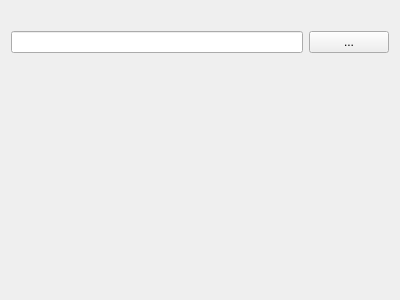
Old version of the form src/plugins/blogique/plugins/hestia/accountconfigurationwidget.ui in the repository 0xd34df00d/leechcraft.
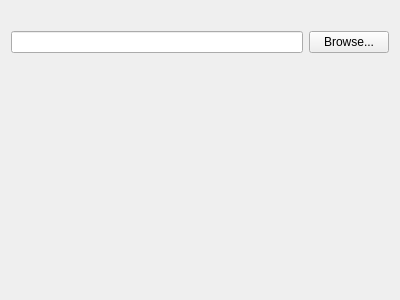
New version of the form.

Commit message: [Blogique Hestia] Fixed user-visible translations.

What changed in the file:
```diff
--- a/src/plugins/blogique/plugins/hestia/accountconfigurationwidget.ui
+++ b/src/plugins/blogique/plugins/hestia/accountconfigurationwidget.ui
@@ -29,7 +29,7 @@
      <item row="1" column="1">
       <widget class="QPushButton" name="OpenAccountBase_">
        <property name="text">
-        <string>...</string>
+        <string>Browse...</string>
        </property>
       </widget>
      </item>
```
The commit also changes 1 other file.
